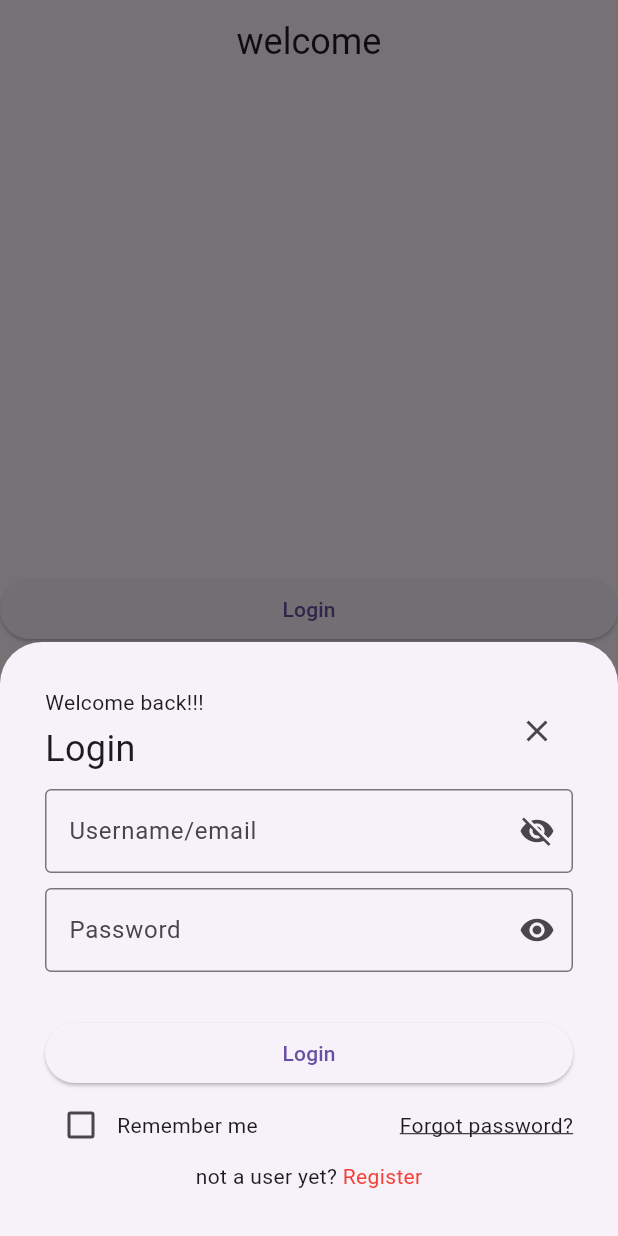
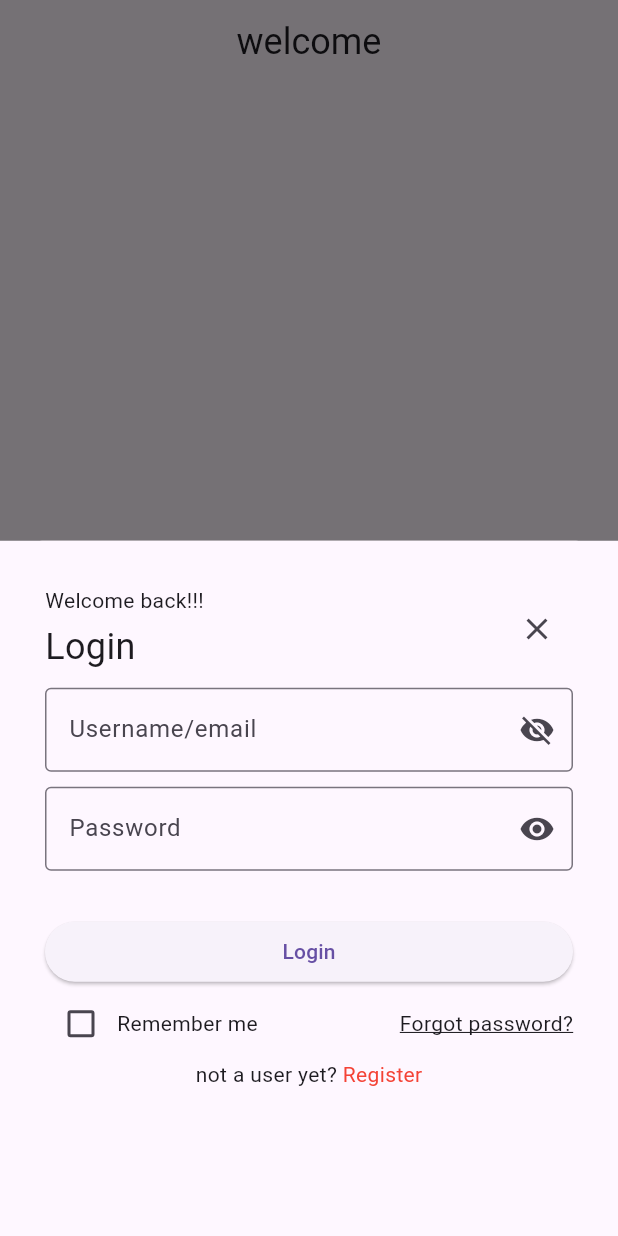
Before and after one commit to Amrabozaid/bottom_sheet, a Flutter app: the screen it shows after launch, after a tap on "Login", on a phone screen of 412 x 824 dp. Run offline on Flutter 3.47's test engine with Material 3 defaults, Android fonts, the phone set to English and light mode, and no system bars; missing offline and left inert: dart:ffi.

Commit message:
body squeezer for keyboard in login

```diff
--- a/lib/widgets/login_bottom_sheet.dart
+++ b/lib/widgets/login_bottom_sheet.dart
@@ -22,7 +22,9 @@ class _LoginBottomSheetState extends State<LoginBottomSheet> {
   }
 
   String? _valdiatePassword(String? value){
-    if (value == null || value.isEmpty){return "Password is required";}else{return null;}
+    if (value == null || value.isEmpty){return "Password is required";}
+    if (value.length<8) {return "Password must exceed 8 characters";}
+    else{return null;}
   }
 
   void _submit() {
@@ -38,11 +40,14 @@ class _LoginBottomSheetState extends State<LoginBottomSheet> {
 
   @override
   Widget build(BuildContext context) {
-    return Padding(
+    return Scaffold(
+      resizeToAvoidBottomInset: true,
+      body: Padding(
         padding: const EdgeInsets.all(30.0),
         child: Form(
           key: _formKey,
-        child:  Column(
+          child:  SingleChildScrollView(
+            child: Column(
               mainAxisSize: MainAxisSize.min,
               children: [
                 Row(
@@ -135,7 +140,9 @@ class _LoginBottomSheetState extends State<LoginBottomSheet> {
                 )
               ],
             ),
+          ),
 
+        ),
       ),
     );
   }
```
Lines whose indentation alone changed are shown as unchanged.
